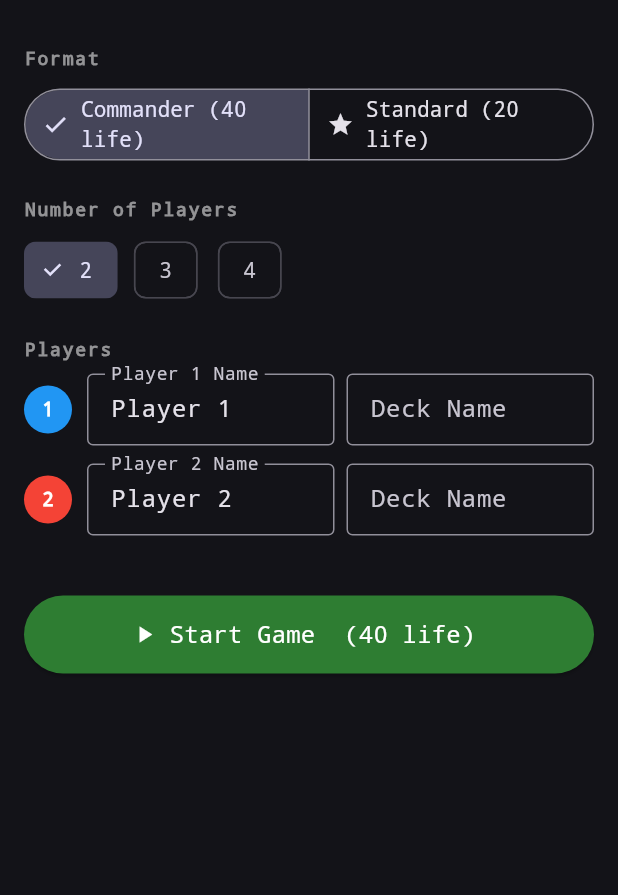
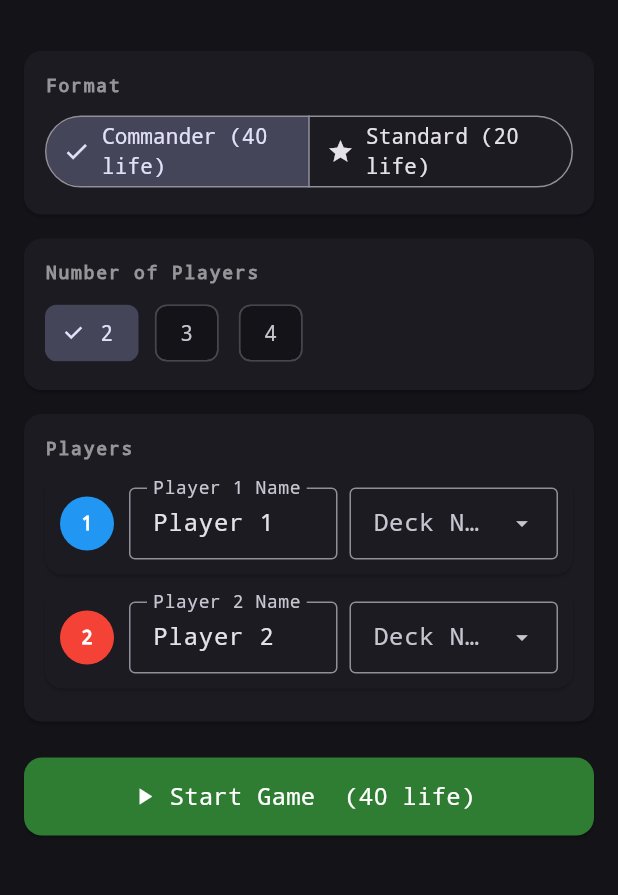
Before and after one commit to josignacio89/Mtgtracker, a Flutter app: the screen it shows after launch, on a phone screen of 412 x 824 dp, the part 63-958 px from its top. Run offline on Flutter 3.47's test engine with Material 3 defaults, Android fonts, the phone set to English and light mode, and no system bars; our stand-ins replace flutter_riverpod, shared_preferences.

Commit message:
feat: UI polish + deck name autocomplete from history
- Add searchable deck name combobox on setup screen (Autocomplete<String>)
  powered by previousDeckNamesProvider derived from game history
- Wrap setup screen sections in Cards for better visual grouping
- Adjust life color thresholds for Commander 40-life range (>15 green, >5 amber)
- Life adjustment buttons: gap between +/- groups, taller tap targets,
  opacity fade when eliminated, font size diff between ±1 and ±5
- End game screen: winner row highlight, HP chip, divider, rounded button
- Stats screen: summary card per leaderboard tab, thicker progress bars
- Fix web/index.html blank screen (serviceWorkerVersion undefined)
- Add CHANGELOG.md

Co-Authored-By: Claude Sonnet 4.6 <noreply@anthropic.com>

```diff
--- a/lib/providers/history_provider.dart
+++ b/lib/providers/history_provider.dart
@@ -38,3 +38,15 @@ final historyProvider =
 final appStatsProvider = Provider<AppStats>(
   (ref) => AppStats.fromRecords(ref.watch(historyProvider)),
 );
+
+final previousDeckNamesProvider = Provider<List<String>>((ref) {
+  final records = ref.watch(historyProvider);
+  final seen = <String>{};
+  for (final record in records) {
+    for (final player in record.players) {
+      final name = player.deckName.trim();
+      if (name.isNotEmpty && name != 'Unknown Deck') seen.add(name);
+    }
+  }
+  return seen.toList()..sort((a, b) => a.toLowerCase().compareTo(b.toLowerCase()));
+});
--- a/lib/screens/setup_screen.dart
+++ b/lib/screens/setup_screen.dart
@@ -2,6 +2,7 @@ import 'package:flutter/material.dart';
 import 'package:flutter_riverpod/flutter_riverpod.dart';
 import '../providers/setup_provider.dart';
 import '../providers/game_provider.dart';
+import '../providers/history_provider.dart';
 import '../utils/constants.dart';
 
 class SetupScreen extends ConsumerWidget {
@@ -23,25 +24,55 @@ class SetupScreen extends ConsumerWidget {
         ],
       ),
       body: SingleChildScrollView(
-        padding: const EdgeInsets.all(16),
+        padding: const EdgeInsets.fromLTRB(16, 20, 16, 24),
+        child: Column(
+          crossAxisAlignment: CrossAxisAlignment.start,
+          children: [
+            Card(
+              margin: const EdgeInsets.only(bottom: 16),
+              child: Padding(
+                padding: const EdgeInsets.all(14),
                 child: Column(
                   crossAxisAlignment: CrossAxisAlignment.start,
                   children: [
                     _SectionLabel('Format'),
                     const SizedBox(height: 8),
                     _FormatToggle(setup: setup, ref: ref),
-            const SizedBox(height: 20),
+                  ],
+                ),
+              ),
+            ),
+            Card(
+              margin: const EdgeInsets.only(bottom: 16),
+              child: Padding(
+                padding: const EdgeInsets.all(14),
+                child: Column(
+                  crossAxisAlignment: CrossAxisAlignment.start,
+                  children: [
                     _SectionLabel('Number of Players'),
                     const SizedBox(height: 8),
                     _PlayerCountSelector(setup: setup, ref: ref),
-            const SizedBox(height: 20),
+                  ],
+                ),
+              ),
+            ),
+            Card(
+              margin: const EdgeInsets.only(bottom: 24),
+              child: Padding(
+                padding: const EdgeInsets.all(14),
+                child: Column(
+                  crossAxisAlignment: CrossAxisAlignment.start,
+                  children: [
                     _SectionLabel('Players'),
                     const SizedBox(height: 8),
                     ...List.generate(
                       setup.playerCount,
-              (i) => _PlayerRow(index: i, setup: setup, ref: ref),
+                      (i) => _PlayerRow(index: i, setup: setup),
                     ),
-            const SizedBox(height: 28),
+                  ],
+                ),
+              ),
+            ),
             SizedBox(
               width: double.infinity,
               height: 52,
@@ -58,6 +89,9 @@ class SetupScreen extends ConsumerWidget {
                 style: ElevatedButton.styleFrom(
                   backgroundColor: Colors.green.shade800,
                   foregroundColor: Colors.white,
+                  shape: RoundedRectangleBorder(
+                    borderRadius: BorderRadius.circular(12),
+                  ),
                 ),
               ),
             ),
@@ -141,49 +175,43 @@ class _PlayerCountSelector extends StatelessWidget {
   }
 }
 
-class _PlayerRow extends StatefulWidget {
+class _PlayerRow extends ConsumerStatefulWidget {
   final int index;
   final SetupState setup;
-  final WidgetRef ref;
 
-  const _PlayerRow(
-      {required this.index, required this.setup, required this.ref});
+  const _PlayerRow({required this.index, required this.setup});
 
   @override
-  State<_PlayerRow> createState() => _PlayerRowState();
+  ConsumerState<_PlayerRow> createState() => _PlayerRowState();
 }
 
-class _PlayerRowState extends State<_PlayerRow> {
+class _PlayerRowState extends ConsumerState<_PlayerRow> {
   late TextEditingController _nameCtrl;
-  late TextEditingController _deckCtrl;
 
   @override
   void initState() {
     super.initState();
-    _nameCtrl =
-        TextEditingController(text: widget.setup.names[widget.index]);
-    _deckCtrl =
-        TextEditingController(text: widget.setup.deckNames[widget.index]);
+    _nameCtrl = TextEditingController(text: widget.setup.names[widget.index]);
   }
 
   @override
   void dispose() {
     _nameCtrl.dispose();
-    _deckCtrl.dispose();
     super.dispose();
   }
 
   @override
   Widget build(BuildContext context) {
     final i = widget.index;
-    final ref = widget.ref;
 
-    return Padding(
-      padding: const EdgeInsets.only(bottom: 12),
+    return Card(
+      margin: const EdgeInsets.only(bottom: 8),
+      child: Padding(
+        padding: const EdgeInsets.all(10),
         child: Row(
           children: [
             CircleAvatar(
-            radius: 16,
+              radius: 18,
               backgroundColor: _playerColor(i),
               child: Text('${i + 1}',
                   style: const TextStyle(
@@ -206,18 +234,13 @@ class _PlayerRowState extends State<_PlayerRow> {
             ),
             const SizedBox(width: 8),
             Expanded(
-            child: TextField(
-              controller: _deckCtrl,
-              decoration: const InputDecoration(
-                labelText: 'Deck Name',
-                isDense: true,
-                border: OutlineInputBorder(),
-              ),
-              onChanged: (v) =>
-                  ref.read(setupProvider.notifier).setDeckName(i, v),
+              child: _DeckAutocomplete(
+                index: i,
+                initialValue: widget.setup.deckNames[i],
               ),
             ),
           ],
+        ),
       ),
     );
   }
@@ -232,3 +255,65 @@ class _PlayerRowState extends State<_PlayerRow> {
     return colors[index % colors.length];
   }
 }
+
+class _DeckAutocomplete extends ConsumerWidget {
+  final int index;
+  final String initialValue;
+
+  const _DeckAutocomplete({required this.index, required this.initialValue});
+
+  @override
+  Widget build(BuildContext context, WidgetRef ref) {
+    final deckNames = ref.watch(previousDeckNamesProvider);
+
+    return Autocomplete<String>(
+      initialValue: TextEditingValue(text: initialValue),
+      optionsBuilder: (TextEditingValue textEditingValue) {
+        final query = textEditingValue.text.trim().toLowerCase();
+        if (query.isEmpty) return deckNames;
+        return deckNames.where((n) => n.toLowerCase().contains(query));
+      },
+      onSelected: (value) =>
+          ref.read(setupProvider.notifier).setDeckName(index, value),
+      fieldViewBuilder: (context, controller, focusNode, onFieldSubmitted) {
+        return TextField(
+          controller: controller,
+          focusNode: focusNode,
+          decoration: const InputDecoration(
+            labelText: 'Deck Name',
+            isDense: true,
+            border: OutlineInputBorder(),
+            suffixIcon: Icon(Icons.arrow_drop_down, size: 18),
+          ),
+          onChanged: (v) =>
+              ref.read(setupProvider.notifier).setDeckName(index, v),
+        );
+      },
+      optionsViewBuilder: (context, onSelected, options) {
+        return Align(
+          alignment: Alignment.topLeft,
+          child: Material(
+            elevation: 4,
+            borderRadius: BorderRadius.circular(8),
+            child: ConstrainedBox(
+              constraints: const BoxConstraints(maxHeight: 200),
+              child: ListView.builder(
+                padding: EdgeInsets.zero,
+                shrinkWrap: true,
+                itemCount: options.length,
+                itemBuilder: (_, i) {
+                  final option = options.elementAt(i);
+                  return ListTile(
+                    dense: true,
+                    title: Text(option),
+                    onTap: () => onSelected(option),
+                  );
+                },
+              ),
+            ),
+          ),
+        );
+      },
+    );
+  }
+}
--- a/lib/widgets/win_record_row.dart
+++ b/lib/widgets/win_record_row.dart
@@ -67,7 +67,7 @@ class WinRecordRow extends StatelessWidget {
               borderRadius: BorderRadius.circular(4),
               child: LinearProgressIndicator(
                 value: winRate,
-                minHeight: 6,
+                minHeight: 8,
                 backgroundColor: Colors.white12,
                 valueColor: AlwaysStoppedAnimation<Color>(
                   winRate >= 0.5 ? Colors.green.shade600 : Colors.blueGrey,
```
Also changed, not shown: lib/screens/end_game_screen.dart (+35 -16 lines), lib/screens/stats_screen.dart (+31 -10 lines), lib/widgets/life_adjustment_buttons.dart (+12 -4 lines), lib/widgets/player_tile.dart (+11 -6 lines), 2 other files. Lines whose indentation alone changed are shown as unchanged.
